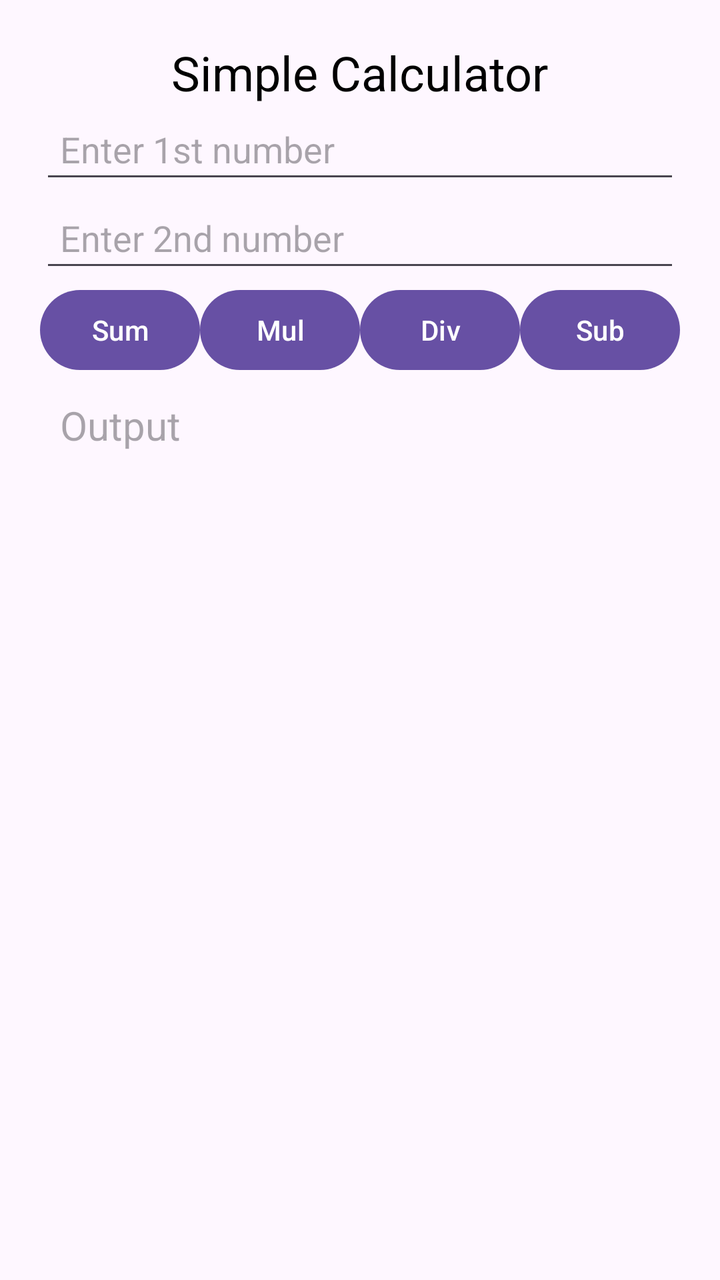
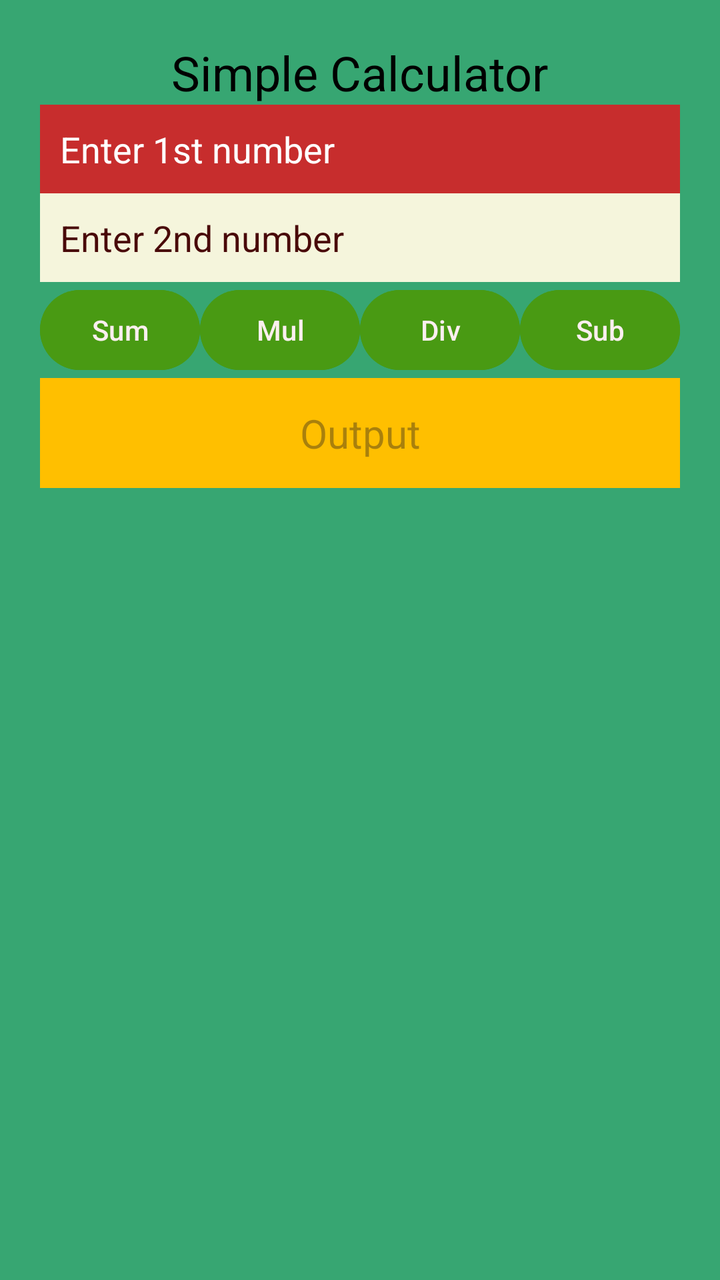

An Android layout rendered at two revisions. The XML below is the earlier revision; the diff shows what the commit changed to produce the second picture.
<!-- AndroidManifest.xml: application theme Theme.Prgm_3_SimpleCalculator -->
<!-- res/layout/activity_main.xml -->
<?xml version="1.0" encoding="utf-8"?>
<LinearLayout xmlns:android="http://schemas.android.com/apk/res/android"
    xmlns:tools="http://schemas.android.com/tools"
    android:id="@+id/main"
    android:layout_width="match_parent"
    android:layout_height="match_parent"
    android:orientation="vertical"
    android:padding="20dp"
    tools:context=".MainActivity">

    <TextView
        android:id="@+id/title"
        android:layout_width="wrap_content"
        android:layout_height="wrap_content"
        android:text="Simple Calculator"
        android:textSize="24sp"
        android:textColor="#000000"
        android:layout_gravity="center"/>



    <EditText
        android:id="@+id/editTextText"
        android:layout_width="match_parent"
        android:layout_height="wrap_content"
        android:hint="Enter 1st number"
        android:inputType="number"
        android:padding="10dp"/>

    <EditText
        android:id="@+id/editTextText2"
        android:layout_width="match_parent"
        android:layout_height="wrap_content"
        android:hint="Enter 2nd number"
        android:inputType="number"
        android:padding="10dp"/>

    <LinearLayout
        android:layout_width="match_parent"
        android:layout_height="wrap_content"
        android:orientation="horizontal">

        <Button
            android:id="@+id/button"
            android:layout_width="0dp"
            android:layout_height="wrap_content"
            android:layout_weight="1"
            android:text="Sum"/>

        <Button
            android:id="@+id/button2"
            android:layout_width="0dp"
            android:layout_height="wrap_content"
            android:layout_weight="1"
            android:text="Mul"/>

        <Button
            android:id="@+id/button3"
            android:layout_width="0dp"
            android:layout_height="wrap_content"
            android:layout_weight="1"
            android:text="Div"/>

        <Button
            android:id="@+id/button4"
            android:layout_width="0dp"
            android:layout_height="wrap_content"
            android:layout_weight="1"
            android:text="Sub"/>

    </LinearLayout><TextView
    android:id="@+id/textView"
    android:layout_width="match_parent"
    android:layout_height="wrap_content"
    android:hint="Output"
    android:padding="10dp"
    android:textSize="20sp" />

</LinearLayout>
<!-- resources referenced by this layout -->
<resources>
  <style name="Theme.Prgm_3_SimpleCalculator" parent="Base.Theme.Prgm_3_SimpleCalculator" />
  <style name="Base.Theme.Prgm_3_SimpleCalculator" parent="Theme.Material3.DayNight.NoActionBar">
          
          
      </style>
</resources>

<!-- the commit's change to res/layout/activity_main.xml (unified diff, before → after) -->
@@ -4,6 +4,8 @@
     android:id="@+id/main"
     android:layout_width="match_parent"
     android:layout_height="match_parent"
+    android:background="#37A672"
+    android:backgroundTintMode="add"
     android:orientation="vertical"
     android:padding="20dp"
     tools:context=".MainActivity">
@@ -12,28 +14,34 @@
         android:id="@+id/title"
         android:layout_width="wrap_content"
         android:layout_height="wrap_content"
+        android:layout_gravity="center"
         android:text="Simple Calculator"
-        android:textSize="24sp"
         android:textColor="#000000"
-        android:layout_gravity="center"/>
-
+        android:textSize="24sp" />
 
 
     <EditText
         android:id="@+id/editTextText"
         android:layout_width="match_parent"
         android:layout_height="wrap_content"
+        android:background="#ADAD52"
+        android:backgroundTint="#C72D2D"
         android:hint="Enter 1st number"
         android:inputType="number"
-        android:padding="10dp"/>
+        android:padding="10dp"
+        android:textColor="#FDFDFD"
+        android:textColorHighlight="#AF7777"
+        android:textColorHint="#FFFFFF" />
 
     <EditText
         android:id="@+id/editTextText2"
         android:layout_width="match_parent"
         android:layout_height="wrap_content"
+        android:background="#F5F5DC"
         android:hint="Enter 2nd number"
         android:inputType="number"
-        android:padding="10dp"/>
+        android:padding="10dp"
+        android:textColorHint="#490909" />
 
     <LinearLayout
         android:layout_width="match_parent"
@@ -45,35 +53,47 @@
             android:layout_width="0dp"
             android:layout_height="wrap_content"
             android:layout_weight="1"
-            android:text="Sum"/>
+            android:backgroundTint="#499A13"
+            android:text="Sum"
+            android:textColor="#FBEFEF" />
 
         <Button
             android:id="@+id/button2"
             android:layout_width="0dp"
             android:layout_height="wrap_content"
             android:layout_weight="1"
-            android:text="Mul"/>
+            android:backgroundTint="#499A13"
+            android:text="Mul"
+            android:textColor="#FBEFEF" />
 
         <Button
             android:id="@+id/button3"
             android:layout_width="0dp"
             android:layout_height="wrap_content"
             android:layout_weight="1"
-            android:text="Div"/>
+            android:backgroundTint="#499A13"
+            android:text="Div"
+            android:textColor="#FBEFEF" />
 
         <Button
             android:id="@+id/button4"
             android:layout_width="0dp"
             android:layout_height="wrap_content"
             android:layout_weight="1"
-            android:text="Sub"/>
+            android:backgroundTint="#499A13"
+            android:text="Sub"
+            android:textColor="#FBEFEF" />
 
-    </LinearLayout><TextView
-    android:id="@+id/textView"
-    android:layout_width="match_parent"
-    android:layout_height="wrap_content"
-    android:hint="Output"
-    android:padding="10dp"
-    android:textSize="20sp" />
+    </LinearLayout>
+
+    <TextView
+        android:id="@+id/textView"
+        android:layout_width="match_parent"
+        android:layout_height="55dp"
+        android:background="#FFBF00"
+        android:gravity="center"
+        android:hint="Output"
+        android:padding="10dp"
+        android:textSize="20sp" />
 
 </LinearLayout>
